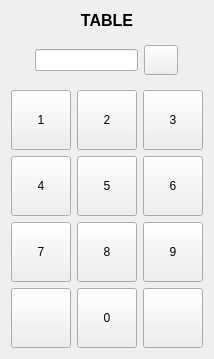
Above: Waiter/dlgpassword.ui from End1-1/Cafe5 before the change. Below: the same form after it.
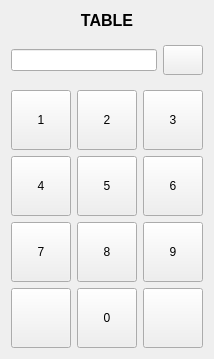
That is the form after the change. Icons and pictures are not drawn. Custom widgets are drawn as their Qt base class.

```diff
--- a/Waiter/dlgpassword.ui
+++ b/Waiter/dlgpassword.ui
@@ -7,7 +7,7 @@
     <x>0</x>
     <y>0</y>
     <width>210</width>
-    <height>349</height>
+    <height>355</height>
    </rect>
   </property>
   <property name="windowTitle">
@@ -301,19 +301,12 @@
    <item row="1" column="0" colspan="3">
     <widget class="QWidget" name="widget" native="true">
      <layout class="QHBoxLayout" name="horizontalLayout">
-      <item>
-       <spacer name="horizontalSpacer">
-        <property name="orientation">
-         <enum>Qt::Horizontal</enum>
-        </property>
-        <property name="sizeHint" stdset="0">
-         <size>
-          <width>21</width>
-          <height>20</height>
-         </size>
-        </property>
-       </spacer>
-      </item>
+      <property name="leftMargin">
+       <number>0</number>
+      </property>
+      <property name="rightMargin">
+       <number>0</number>
+      </property>
       <item>
        <widget class="C5LineEdit" name="lePassword">
         <property name="echoMode">
@@ -350,19 +343,6 @@
         </property>
        </widget>
       </item>
-      <item>
-       <spacer name="horizontalSpacer_2">
-        <property name="orientation">
-         <enum>Qt::Horizontal</enum>
-        </property>
-        <property name="sizeHint" stdset="0">
-         <size>
-          <width>21</width>
-          <height>20</height>
-         </size>
-        </property>
-       </spacer>
-      </item>
      </layout>
     </widget>
    </item>
```
Left out of the diff: 5 changed lines with no effect on the pictures.
